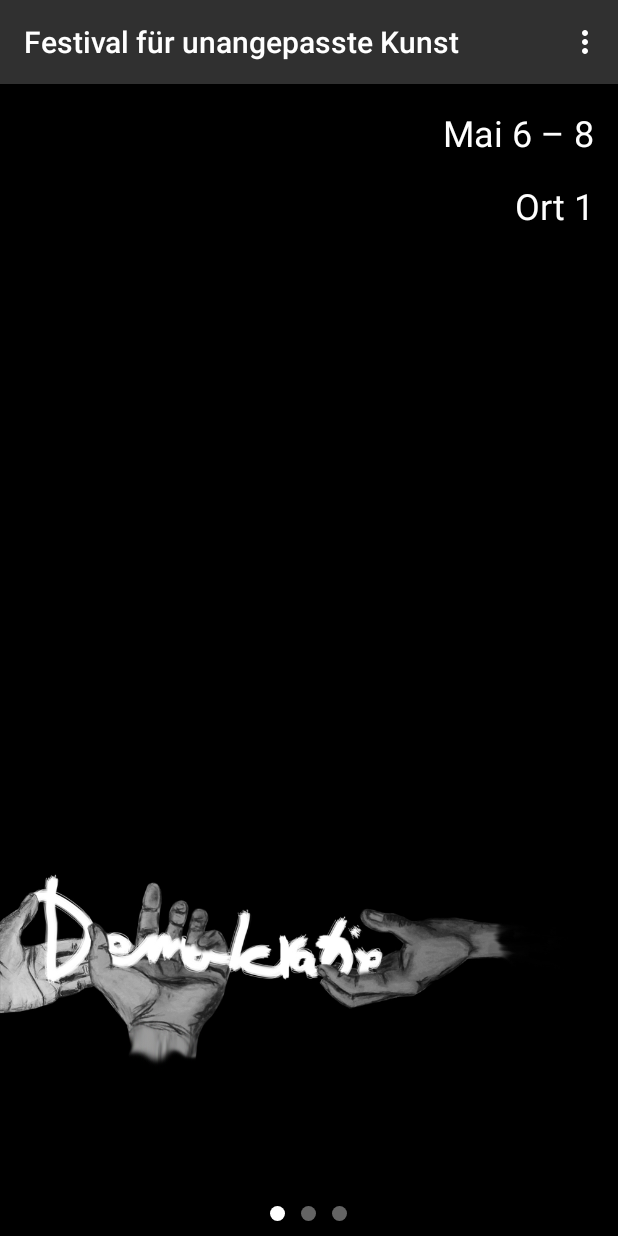
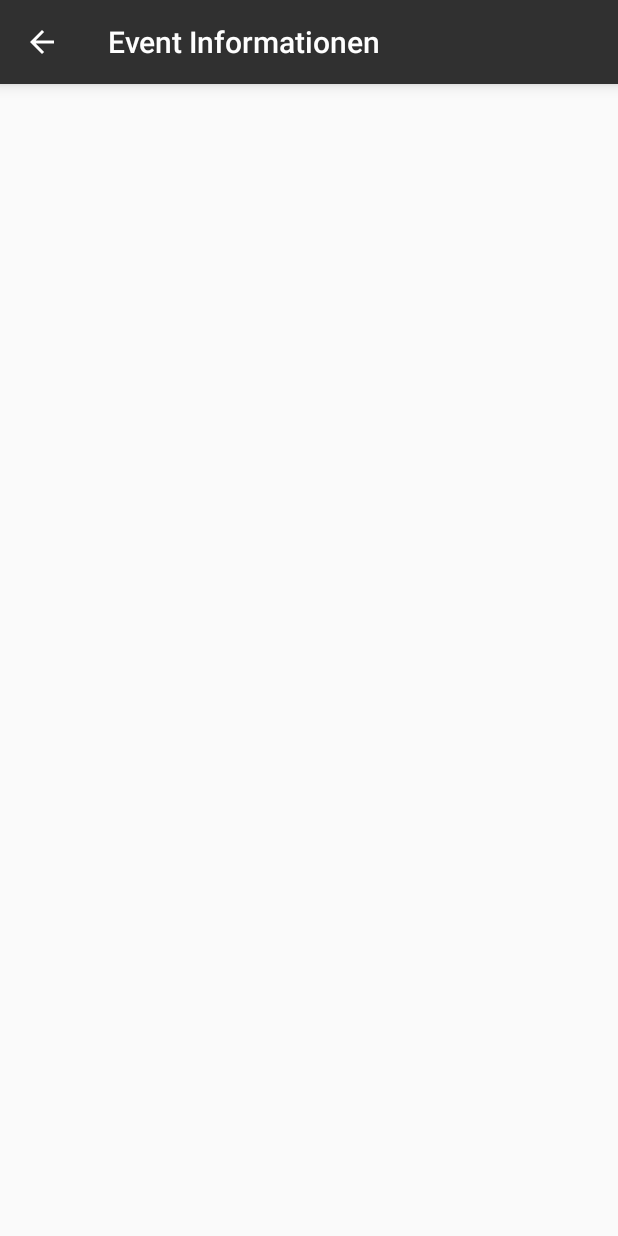
Before and after one commit to jangillich/dw-demokratie-2, an Android app: the screen it shows after launch (SelectFestivalActivity before the commit, EventInfosActivity after it), in the options menu, after a tap on "Festival", on a phone screen of 412 x 824 dp. Run offline under Robolectric (Android 15) with nearby library versions, the light colour scheme and no system bars; our stand-ins replace ButterKnife.

Commit message:
Event Infos Activity hinzugefügt

```diff
--- /dev/null
+++ b/app/src/main/java/de/lmu/dwII2016/demo2/festivalfrunangepasstekunst/EventInfosActivity.java
@@ -0,0 +1,36 @@
+package de.lmu.dwII2016.demo2.festivalfrunangepasstekunst;
+
+import android.os.Bundle;
+import android.support.v7.app.AppCompatActivity;
+import android.support.v7.widget.Toolbar;
+import android.view.MenuItem;
+
+import butterknife.Bind;
+import butterknife.ButterKnife;
+
+public class EventInfosActivity extends AppCompatActivity {
+
+   @Bind (R.id.toolbar)
+   Toolbar toolbar;
+
+   @Override
+   protected void onCreate(Bundle savedInstanceState) {
+      super.onCreate(savedInstanceState);
+      setContentView(R.layout.activity_event_infos);
+      ButterKnife.bind(this);
+
+      setSupportActionBar(toolbar);
+      getSupportActionBar().setDisplayHomeAsUpEnabled(true);
+   }
+
+   @Override
+   public boolean onOptionsItemSelected(MenuItem item) {
+      switch (item.getItemId()) {
+         case android.R.id.home:
+            onBackPressed();
+            return true;
+         default:
+            return super.onOptionsItemSelected(item);
+      }
+   }
+}
--- a/app/src/main/java/de/lmu/dwII2016/demo2/festivalfrunangepasstekunst/FestivalOverviewActivity.java
+++ b/app/src/main/java/de/lmu/dwII2016/demo2/festivalfrunangepasstekunst/FestivalOverviewActivity.java
@@ -39,10 +39,13 @@ public class FestivalOverviewActivity extends AppCompatActivity {
          onBackPressed();
          return true;
       } else if (id == R.id.action_anfahrt) {
+         // TODO: correct activity
          Intent intent = new Intent(FestivalOverviewActivity.this,  SelectFestivalActivity.class);
          startActivity(intent);
          return true;
       } else if (id == R.id.action_festival) {
+         Intent intent = new Intent(FestivalOverviewActivity.this,  EventInfosActivity.class);
+         startActivity(intent);
          return true;
       } else if (id == R.id.action_impressum) {
          Intent intent = new Intent(FestivalOverviewActivity.this,  ImpressumActivity.class);
--- a/app/src/main/java/de/lmu/dwII2016/demo2/festivalfrunangepasstekunst/SelectFestivalActivity.java
+++ b/app/src/main/java/de/lmu/dwII2016/demo2/festivalfrunangepasstekunst/SelectFestivalActivity.java
@@ -8,6 +8,7 @@ import android.support.v4.app.Fragment;
 import android.support.v4.view.ViewPager;
 import android.support.v7.app.AppCompatActivity;
 import android.support.v7.widget.CardView;
+import android.support.v7.widget.Toolbar;
 import android.view.Menu;
 import android.view.MenuItem;
 import android.view.View;
@@ -24,6 +25,8 @@ import butterknife.ButterKnife;
 
 public class SelectFestivalActivity extends AppCompatActivity {
 
+    @Bind(R.id.toolbar)
+    Toolbar toolbar;
     @Bind(R.id.festival_view_pager)
     ViewPager festivalViewPager;
     @Bind(R.id.vp_indicators)
@@ -56,6 +59,7 @@ public class SelectFestivalActivity extends AppCompatActivity {
         super.onCreate(savedInstanceState);
         setContentView(R.layout.activity_select_festival);
         ButterKnife.bind(this);
+        setSupportActionBar(toolbar);
 
         sharedpreferences = getSharedPreferences(MyPREFERENCES, Context.MODE_PRIVATE);
 
@@ -118,8 +122,11 @@ public class SelectFestivalActivity extends AppCompatActivity {
             notificationButtonMore.setOnClickListener(new View.OnClickListener() {
                 @Override
                 public void onClick(View v) {
-                    //TODO: go to festival page
                     saveHideNotificationButton();
+                    notificationShadow.setVisibility(View.GONE);
+                    notificationContainer.setVisibility(View.GONE);
+                    Intent intent = new Intent(SelectFestivalActivity.this,  EventInfosActivity.class);
+                    startActivity(intent);
                 }
             });
         }
@@ -147,6 +154,8 @@ public class SelectFestivalActivity extends AppCompatActivity {
         if (id == R.id.action_anfahrt) {
             return true;
         } else if (id == R.id.action_festival) {
+            Intent intent = new Intent(SelectFestivalActivity.this,  EventInfosActivity.class);
+            startActivity(intent);
             return true;
         } else if (id == R.id.action_impressum) {
             Intent intent = new Intent(SelectFestivalActivity.this,  ImpressumActivity.class);
--- a/app/src/main/java/de/lmu/dwII2016/demo2/festivalfrunangepasstekunst/WerkDetailActivity.java
+++ b/app/src/main/java/de/lmu/dwII2016/demo2/festivalfrunangepasstekunst/WerkDetailActivity.java
@@ -20,6 +20,8 @@ public class WerkDetailActivity extends AppCompatActivity {
    Toolbar toolbar;
    @Bind(R.id.img)
    ImageView imageView;
+   @Bind(R.id.img_selector)
+   ImageView imgageSelector;
    @Bind(R.id.title)
    TextView titel;
    @Bind(R.id.kuenstler)
@@ -41,7 +43,7 @@ public class WerkDetailActivity extends AppCompatActivity {
       getSupportActionBar().setDisplayHomeAsUpEnabled(true);
       setTitle(imageRes);
       imageView.setImageResource(imageRes);
-      imageView.setOnClickListener(new View.OnClickListener() {
+      imgageSelector.setOnClickListener(new View.OnClickListener() {
          @Override
          public void onClick(View v) {
             Intent intent = new Intent(WerkDetailActivity.this,  FullscreenActivity.class);
--- /dev/null
+++ b/app/src/main/res/layout/activity_event_infos.xml
@@ -0,0 +1,31 @@
+<RelativeLayout
+   android:id="@+id/main_layout"
+   xmlns:android="http://schemas.android.com/apk/res/android"
+   xmlns:app="http://schemas.android.com/apk/res-auto"
+   xmlns:tools="http://schemas.android.com/tools"
+   android:layout_width="match_parent"
+   android:layout_height="match_parent"
+   tools:context=".WerkDetailActivity">
+
+   <android.support.v7.widget.Toolbar
+      android:id="@+id/toolbar"
+      android:layout_width="match_parent"
+      android:layout_height="wrap_content"
+      android:layout_alignParentTop="true"
+      android:background="@color/primary"
+      android:elevation="6dp"
+      app:titleTextColor="@color/text_primary"
+      android:minHeight="?attr/actionBarSize"
+      android:theme="@style/ThemeOverlay.AppCompat.Dark.ActionBar"
+      app:popupTheme="@style/ThemeOverlay.AppCompat.Light"/>
+
+
+   <LinearLayout
+      android:id="@+id/event_infos_content"
+      android:layout_width="match_parent"
+      android:layout_height="wrap_content"
+      android:padding="@dimen/activity_horizontal_margin"
+      android:orientation="vertical">
+   </LinearLayout>
+
+</RelativeLayout>
--- a/app/src/main/res/layout/activity_werk_detail.xml
+++ b/app/src/main/res/layout/activity_werk_detail.xml
@@ -56,7 +56,9 @@
       android:layout_height="match_parent"
       android:scaleType="centerCrop"/>
    <ImageView
+      android:id="@+id/img_selector"
       android:src="@drawable/selector_select_festival"
+      android:clickable="true"
       android:layout_above="@id/img_infos"
       android:layout_below="@id/toolbar"
       android:background="@color/transparent"
--- a/app/src/main/res/values-v21/styles.xml
+++ b/app/src/main/res/values-v21/styles.xml
@@ -1,17 +1,7 @@
 <?xml version="1.0" encoding="utf-8"?>
 <resources>
 
-   <style name="Festival" parent="Base.Theme.AppCompat.Light.DarkActionBar">
-      <item name="android:colorPrimary">@color/primary</item>
-      <item name="colorPrimary">@color/primary</item>
-      <item name="android:colorPrimaryDark">@color/primary_dark</item>
-      <item name="colorPrimaryDark">@color/primary_dark</item>
-      <item name="android:colorAccent">@color/accent</item>
-      <item name="colorAccent">@color/accent</item>
-   </style>
-
-   <!-- the theme applied to the application or activity -->
-   <style name="Festival.TabbedActionBar" parent="Theme.AppCompat.Light.NoActionBar">
+   <style name="Festival" parent="Theme.AppCompat.Light.NoActionBar">
       <item name="android:colorPrimary">@color/primary</item>
       <item name="colorPrimary">@color/primary</item>
       <item name="android:colorPrimaryDark">@color/primary_dark</item>
@@ -21,6 +11,4 @@
       <item name="android:actionBarTheme">@style/Base.Theme.AppCompat.Light.DarkActionBar</item>
    </style>
 
-
-
 </resources>
--- a/app/src/main/res/values/strings.xml
+++ b/app/src/main/res/values/strings.xml
@@ -27,5 +27,6 @@
    <string name="notification_button_more">Mehr erfahren</string>
    <string name="title_activity_werk_detail">Kunstwerk</string>
    <string name="title_activity_impressum">Impressum</string>
+   <string name="title_activity_event_infos">Event Informationen</string>
 
 </resources>
--- a/app/src/main/res/values/styles.xml
+++ b/app/src/main/res/values/styles.xml
@@ -1,21 +1,18 @@
 <resources>
 
-   <!-- Base application theme. -->
-   <style name="Festival" parent="Theme.AppCompat.Light.DarkActionBar">
+   <style name="Festival" parent="Theme.AppCompat.Light.NoActionBar">
+      <item name="colorPrimary">@color/primary</item>
+      <item name="colorPrimaryDark">@color/primary_dark</item>
+      <item name="colorAccent">@color/accent</item>
+      <item name="android:radioButtonStyle">@style/Festival.RadioButton</item>
+   </style>
 
+   <style name="Festival.DarkActionBar" parent="Theme.AppCompat.Light.DarkActionBar">
       <item name="colorPrimary">@color/primary</item>
       <item name="colorPrimaryDark">@color/primary_dark</item>
       <item name="colorAccent">@color/accent</item>
       <item name="android:radioButtonStyle">@style/Festival.RadioButton</item>
       <item name="radioButtonStyle">@style/Festival.RadioButton</item>
-   </style>
-
-   <!-- the theme applied to the application or activity -->
-   <style name="Festival.TabbedActionBar" parent="Theme.AppCompat.Light.NoActionBar">
-      <item name="colorPrimary">@color/primary</item>
-      <item name="colorPrimaryDark">@color/primary_dark</item>
-      <item name="colorAccent">@color/accent</item>
-      <item name="android:radioButtonStyle">@style/Festival.RadioButton</item>
    </style>
 
    <style name="Festival.FlatButton" parent="Base.TextAppearance.AppCompat.Button">
@@ -54,7 +51,7 @@
 
    <style name="Festival.PopupOverlay" parent="ThemeOverlay.AppCompat.Light" />
 
-   <style name="Festival.FullscreenTheme" parent="Festival">
+   <style name="Festival.FullscreenTheme" parent="Festival.DarkActionBar">
       <item name="android:windowActionBarOverlay">true</item>
       <item name="android:windowBackground">@null</item>
    </style>
```
Also changed, not shown: app/src/main/AndroidManifest.xml (+12 -4 lines), app/src/main/res/layout/activity_select_festival.xml (+18 -2 lines).
